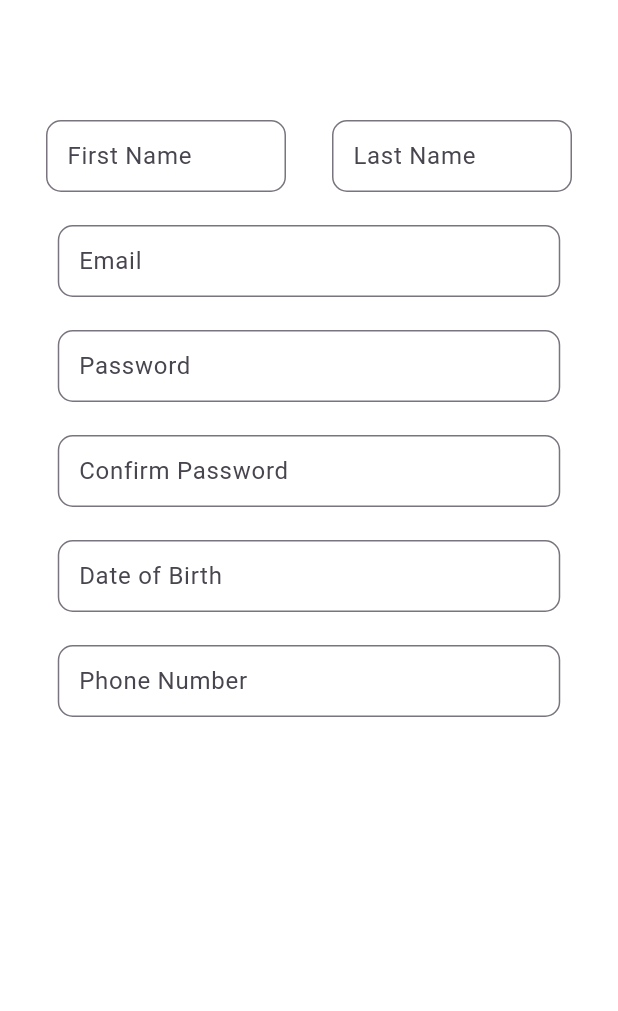
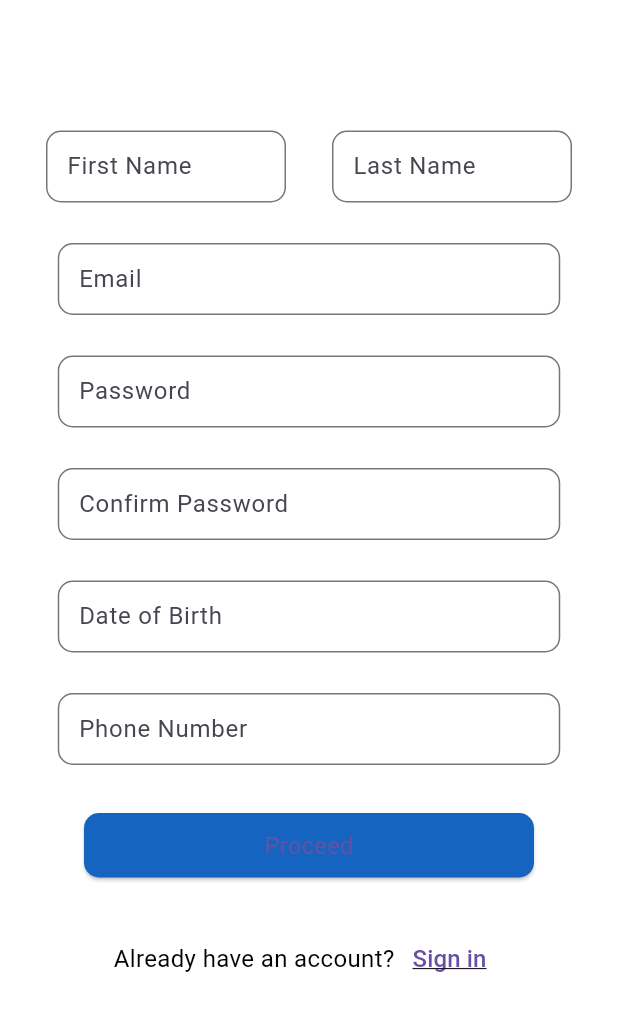
Before and after one commit to mirsadkt/campus-recruitment, a Flutter app: the screen it shows after launch, on a phone screen of 412 x 824 dp. Shown: the top 1011 px of the screen. Run offline on Flutter 3.47's test engine with Material 3 defaults, Android fonts, the phone set to English and light mode, and no system bars.

Commit message:
signup complete. checkbox removed

```diff
--- a/lib/signup.dart
+++ b/lib/signup.dart
@@ -1,6 +1,8 @@
-// ignore_for_file: prefer_const_constructors, prefer_const_literals_to_create_immutables, avoid_print, prefer_interpolation_to_compose_strings
+// ignore_for_file: prefer_const_constructors, prefer_const_literals_to_create_immutables, avoid_print, prefer_interpolation_to_compose_strings, unused_import, sort_child_properties_last, avoid_unnecessary_containers, sized_box_for_whitespace
+import 'package:url_launcher/url_launcher.dart';
 
 import 'package:flutter/material.dart';
+import 'package:url_launcher/url_launcher_string.dart';
 
 class SignupPage extends StatefulWidget {
   const SignupPage({super.key});
@@ -18,7 +20,7 @@ class _SignupPageState extends State<SignupPage> {
       home: Scaffold(
         backgroundColor: Colors.white,
         body: Container(
-          padding: EdgeInsets.only(top: 80),
+          padding: EdgeInsets.only(top: 87),
           child: Center(
             child: Column(
               children: [
@@ -30,7 +32,7 @@ class _SignupPageState extends State<SignupPage> {
                       width: 160,
                       child: TextField(
                         onChanged: (String firstname) {
-                          print("Entered First Name: "+firstname);
+                          print("Entered First Name: " + firstname);
                         },
                         decoration: InputDecoration(
                           border: OutlineInputBorder(
@@ -51,7 +53,7 @@ class _SignupPageState extends State<SignupPage> {
                       width: 160,
                       child: TextField(
                         onChanged: (String lastname) {
-                          print("Entered Last Name: "+lastname);
+                          print("Entered Last Name: " + lastname);
                         },
                         decoration: InputDecoration(
                             border: OutlineInputBorder(
@@ -69,7 +71,7 @@ class _SignupPageState extends State<SignupPage> {
                   ],
                 ),
                 Padding(
-                  padding: EdgeInsets.only(top: 20),
+                  padding: EdgeInsets.only(top: 25),
                   child: SizedBox(
                     height: 50,
                     width: 335,
@@ -93,7 +95,7 @@ class _SignupPageState extends State<SignupPage> {
                   ),
                 ),
                 Padding(
-                  padding: EdgeInsets.only(top: 20),
+                  padding: EdgeInsets.only(top: 25),
                   child: SizedBox(
                     height: 50,
                     width: 335,
@@ -118,7 +120,7 @@ class _SignupPageState extends State<SignupPage> {
                   ),
                 ),
                 Padding(
-                  padding: EdgeInsets.only(top: 20),
+                  padding: EdgeInsets.only(top: 25),
                   child: SizedBox(
                     height: 50,
                     width: 335,
@@ -143,7 +145,7 @@ class _SignupPageState extends State<SignupPage> {
                   ),
                 ),
                 Padding(
-                  padding: EdgeInsets.only(top: 20),
+                  padding: EdgeInsets.only(top: 25),
                   child: SizedBox(
                     height: 50,
                     width: 335,
@@ -168,15 +170,14 @@ class _SignupPageState extends State<SignupPage> {
                     ),
                   ),
                 ),
-
                 Padding(
-                  padding: EdgeInsets.only(top: 20),
+                  padding: EdgeInsets.only(top: 25),
                   child: SizedBox(
                     height: 50,
                     width: 335,
                     child: TextField(
                       onChanged: (String phone) {
-                        print("Entered value: " +phone );
+                        print("Entered value: " + phone);
                       },
                       keyboardType: TextInputType.phone,
                       decoration: InputDecoration(
@@ -194,8 +195,59 @@ class _SignupPageState extends State<SignupPage> {
                     ),
                   ),
                 ),
-
-
+                Padding(
+                  padding: const EdgeInsets.only(top: 30),
+                  child: Container(
+                    height: 43,
+                    width: 300,
+                    child: ElevatedButton(
+                      onPressed: () {
+                        print("Pressed Proceed");
+                      },
+                      child: Text(
+                        "Proceed",
+                        style: TextStyle(
+                          fontSize: 16,
+                          fontWeight: FontWeight.w400,
+                        ),
+                      ),
+                      style: ElevatedButton.styleFrom(
+                        shape: RoundedRectangleBorder(
+                          borderRadius: BorderRadius.circular(10),
+                        ),
+                        backgroundColor: Colors.blue.shade800,
+                      ),
+                    ),
+                  ),
+                ),
+                Padding(
+                  padding: const EdgeInsets.only(top: 30),
+                  child: Center(
+                    child: Row(
+                      mainAxisAlignment: MainAxisAlignment.center,
+                      children: [
+                        Text(
+                          "Already have an account?",
+                          style: TextStyle(
+                            color: Colors.black,
+                            fontSize: 16,
+                          ),
+                        ),
+                        TextButton(
+                          onPressed: () {
+                            print("Sign in Pressed");
+                          },
+                          child: Text(
+                            "Sign in",
+                            style: TextStyle(
+                                decoration: TextDecoration.underline,
+                                fontSize: 16),
+                          ),
+                        ),
+                      ],
+                    ),
+                  ),
+                )
               ],
             ),
           ),
--- a/pubspec.yaml
+++ b/pubspec.yaml
@@ -35,6 +35,8 @@ dependencies:
   # The following adds the Cupertino Icons font to your application.
   # Use with the CupertinoIcons class for iOS style icons.
   cupertino_icons: ^1.0.2
+  url_launcher: ^6.2.1
+  google_fonts: ^6.1.0
 
 dev_dependencies:
   flutter_test:
```
Also changed, not shown: pubspec.lock, 5 other files.
